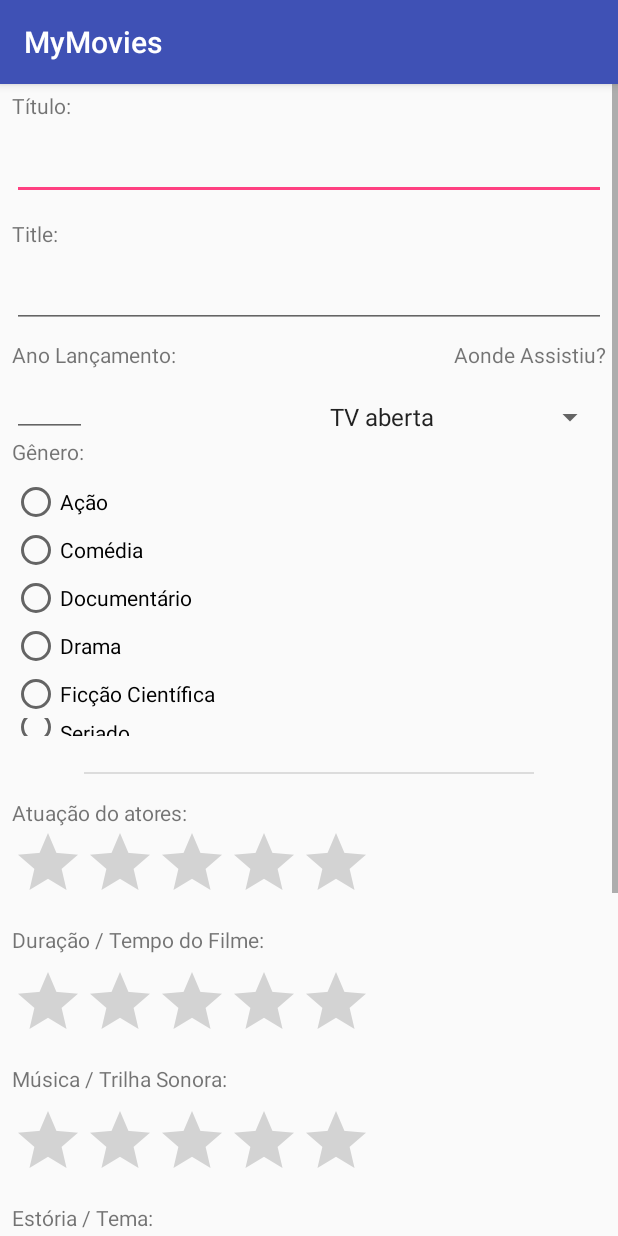
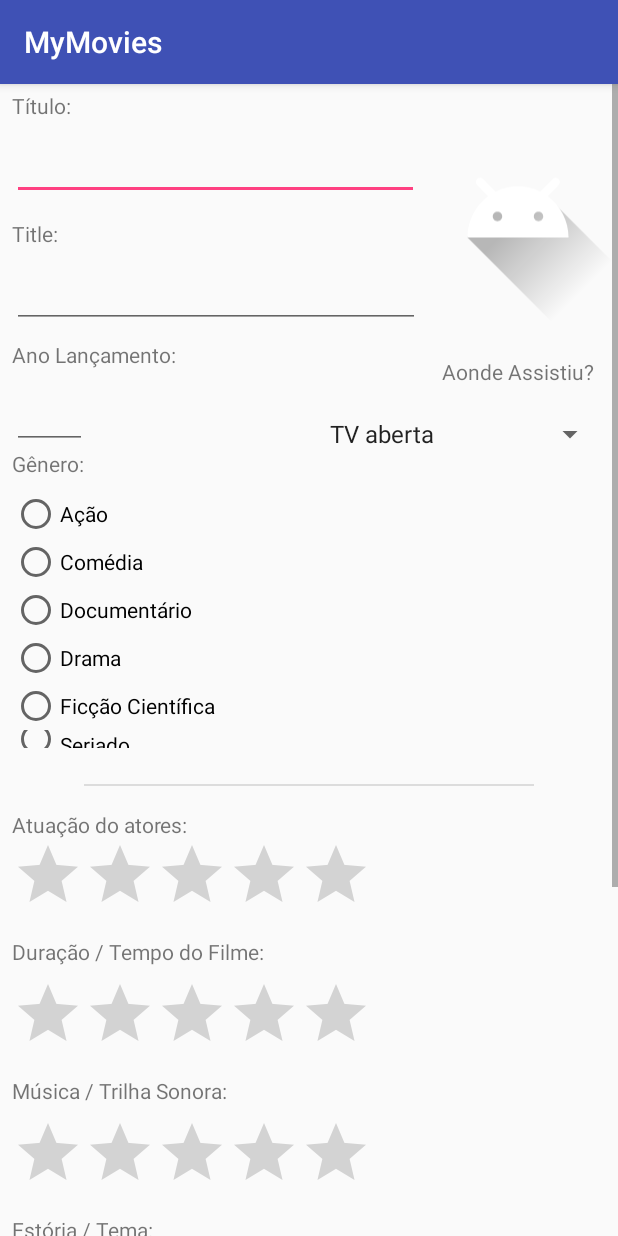
Before and after one commit to tofarias/android-mymovies, an Android app: the RegisterActivity screen opened directly, with no data from a screen before it, on a phone screen of 412 x 824 dp. Run offline under Robolectric (Android 15) with nearby library versions, the light colour scheme and no system bars.

```diff
--- a/app/src/main/AndroidManifest.xml
+++ b/app/src/main/AndroidManifest.xml
@@ -2,10 +2,12 @@
 <manifest xmlns:android="http://schemas.android.com/apk/res/android"
     package="com.example.tiago.mymovies">
 
+    <uses-permission android:name="android.permission.INTERNET" />
     <uses-permission android:name="android.permission.ACCESS_NETWORK_STATE" />
-    <uses-permission android:name="android.permission.INTERNET" />
 
     <application
+        android:usesCleartextTraffic="true"
+        android:name=".OMDBApi.ControlLifeCycle"
         android:allowBackup="true"
         android:icon="@mipmap/ic_launcher"
         android:label="@string/app_name"
--- a/app/src/main/res/layout/activity_register.xml
+++ b/app/src/main/res/layout/activity_register.xml
@@ -16,29 +16,23 @@
 
         <EditText
             android:id="@+id/edtTitlePtBr"
-            android:layout_width="0dp"
+            android:layout_width="271dp"
             android:layout_height="wrap_content"
-            android:layout_marginEnd="8dp"
             android:layout_marginStart="8dp"
             android:layout_marginTop="32dp"
             android:ems="10"
             android:inputType="textPersonName"
-            app:layout_constraintEnd_toEndOf="parent"
-            app:layout_constraintHorizontal_bias="0.0"
             app:layout_constraintStart_toStartOf="parent"
             app:layout_constraintTop_toTopOf="parent" />
 
         <EditText
             android:id="@+id/edtTitleEn"
-            android:layout_width="0dp"
+            android:layout_width="272dp"
             android:layout_height="wrap_content"
-            android:layout_marginEnd="8dp"
             android:layout_marginStart="8dp"
             android:layout_marginTop="40dp"
             android:ems="10"
             android:inputType="textPersonName"
-            app:layout_constraintEnd_toEndOf="parent"
-            app:layout_constraintHorizontal_bias="0.0"
             app:layout_constraintStart_toStartOf="parent"
             app:layout_constraintTop_toBottomOf="@+id/edtTitlePtBr" />
 
@@ -196,8 +190,9 @@
             android:layout_width="50dp"
             android:layout_height="wrap_content"
             android:layout_marginStart="8dp"
+            android:layout_marginTop="8dp"
+            android:inputType="number"
             android:maxLength="4"
-            android:inputType="number"
             app:layout_constraintStart_toStartOf="parent"
             app:layout_constraintTop_toBottomOf="@+id/textTitleEn" />
 
@@ -302,11 +297,23 @@
             android:id="@+id/textView9"
             android:layout_width="wrap_content"
             android:layout_height="wrap_content"
-            android:layout_marginEnd="8dp"
+            android:layout_marginEnd="16dp"
             android:layout_marginTop="8dp"
             android:text="Aonde Assistiu?"
             app:layout_constraintEnd_toEndOf="parent"
-            app:layout_constraintTop_toBottomOf="@+id/edtTitleEn" />
+            app:layout_constraintTop_toBottomOf="@+id/imageView" />
+
+        <ImageView
+            android:id="@+id/imageView"
+            android:layout_width="165dp"
+            android:layout_height="174dp"
+            android:layout_marginEnd="8dp"
+            android:layout_marginStart="8dp"
+            app:layout_constraintEnd_toEndOf="parent"
+            app:layout_constraintHorizontal_bias="0.51"
+            app:layout_constraintStart_toEndOf="@+id/edtTitlePtBr"
+            app:srcCompat="@drawable/ic_launcher_foreground"
+            tools:layout_editor_absoluteY="6dp" />
 
     </android.support.constraint.ConstraintLayout>
 
```
